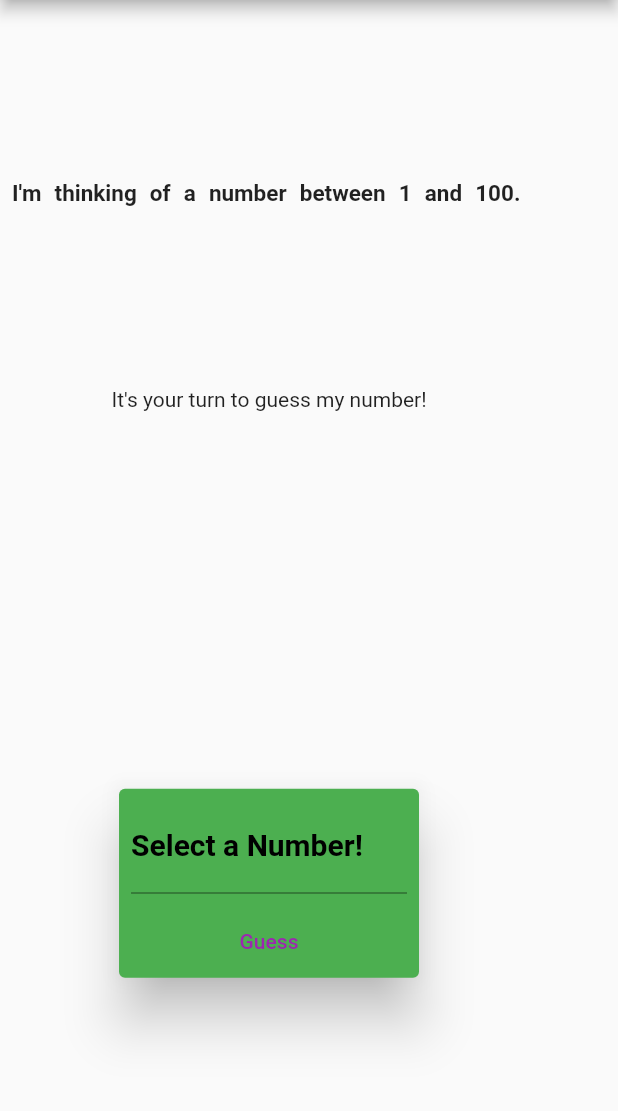
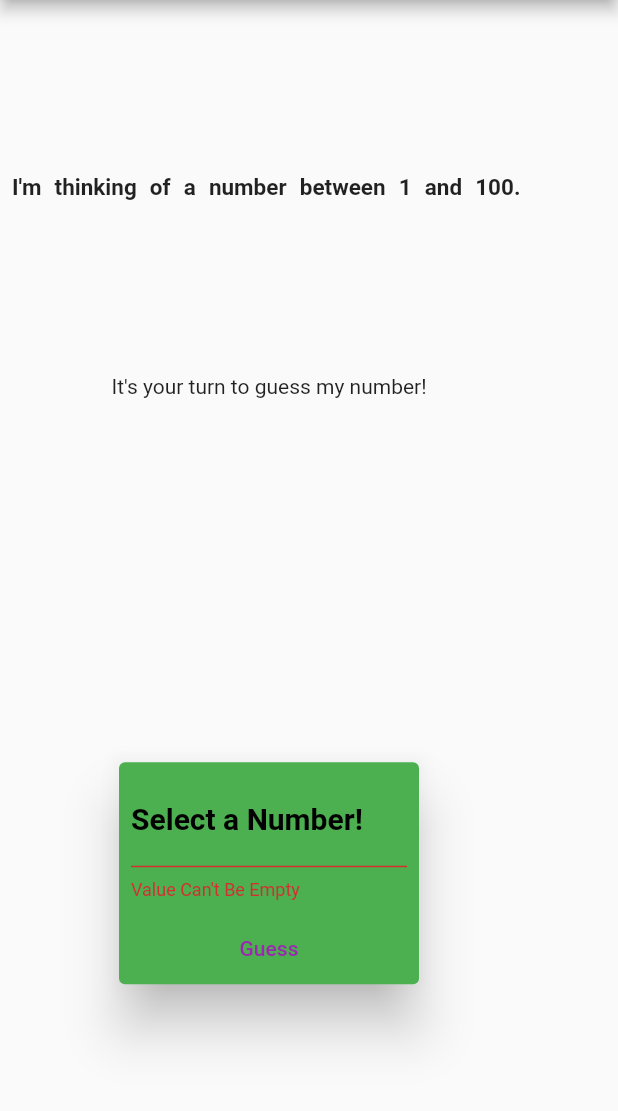
Before and after one commit to Alexyou1993/Guess-a-number-Game, a Flutter app: the screen it shows after launch, after a tap on "Guess", on a phone screen of 412 x 824 dp, the part 84-1195 px from its top. Run offline on Flutter 3.47's test engine with Material 2 defaults, Android fonts, the phone set to English and light mode, and no system bars.

```diff
--- a/lib/main.dart
+++ b/lib/main.dart
@@ -18,6 +18,7 @@ class _TutorialHomeState extends State<TutorialHome> {
   int _guessNumber = Random().nextInt(100);
   final TextEditingController _userInput = TextEditingController();
   String _currentMessage = '';
+  bool _validate = false;
 
   void _checkNumber() {
     final int _userInt = int.parse(_userInput.text);
@@ -84,9 +85,10 @@ class _TutorialHomeState extends State<TutorialHome> {
                     width: 200,
                     padding: const EdgeInsets.all(8),
                     child: TextField(
-                      decoration: const InputDecoration(
+                      decoration: InputDecoration(
                         labelText: 'Select a Number!',
-                        labelStyle: TextStyle(
+                        errorText: _validate ? 'Value Can\'t Be Empty' : null,
+                        labelStyle: const TextStyle(
                           fontWeight: FontWeight.bold,
                           fontSize: 20,
                           color: Colors.black,
@@ -98,13 +100,21 @@ class _TutorialHomeState extends State<TutorialHome> {
                     ),
                   ),
                   FlatButton(
-                      child: const Text(
-                        'Guess',
-                        style: TextStyle(color: Colors.purple),
-                      ),
-                      onPressed: () {
+                    child: const Text(
+                      'Guess',
+                      style: TextStyle(color: Colors.purple),
+                    ),
+                    onPressed: () {
+                      setState(() {
+                        _userInput.text.isEmpty
+                            ? _validate = true
+                            : _validate = false;
+                      });
+                      if (_validate == false) {
                         _checkNumber();
-                      }),
+                      }
+                    },
+                  ),
                 ],
               ),
             ),
```
